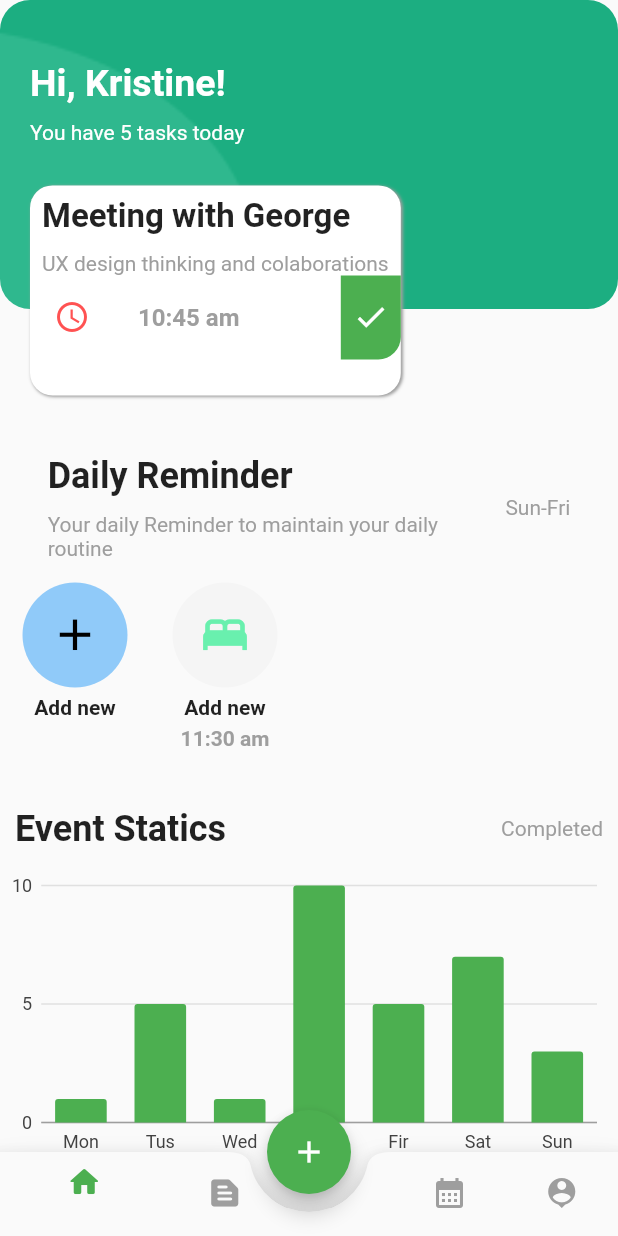
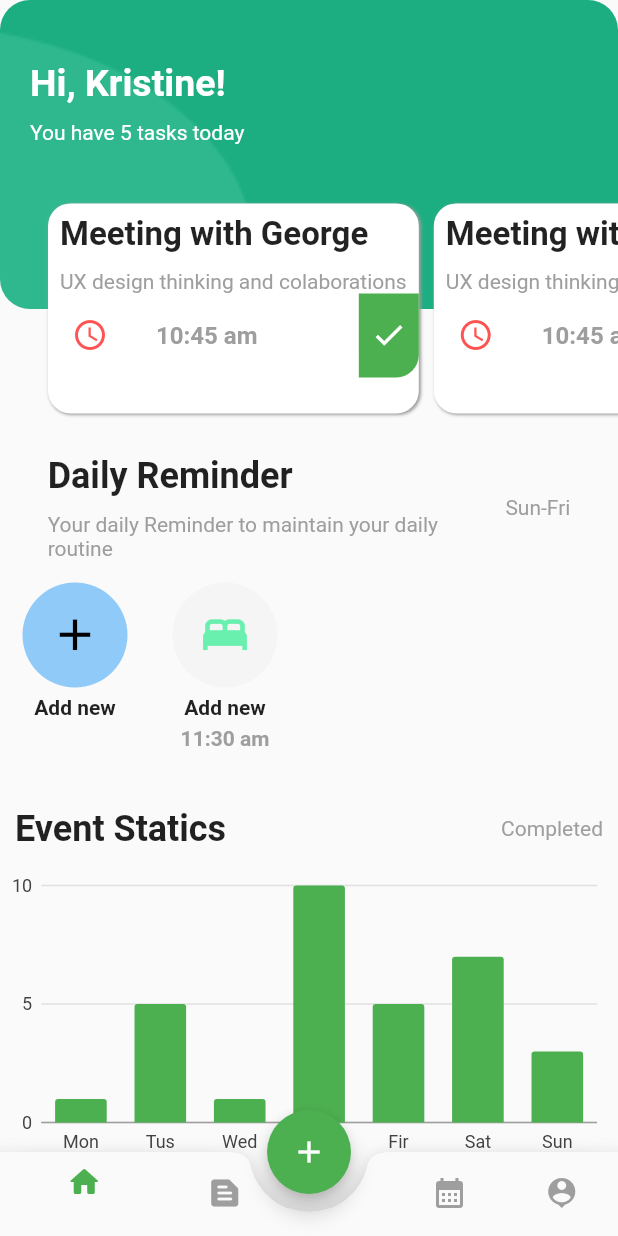
Before and after one commit to bininebro/flutter_reminder, a Flutter app: the Mainpage screen opened directly, on a phone screen of 412 x 824 dp. Run offline on Flutter 3.47's test engine with Material 2 defaults, Android fonts, the light colour scheme and no system bars; our stand-ins replace charts_flutter, get, shared_preferences; accounts and stored records are empty.

Commit message:
Widgets Created

```diff
--- a/lib/pages/day_reminder_page.dart
+++ b/lib/pages/day_reminder_page.dart
@@ -1,6 +1,6 @@
-import 'dart:math' as math;
+import 'package:flutter/material.dart';
 
-import 'package:flutter/material.dart';
+import '../widgets/reminder_widgets.dart';
 
 class DayReminder extends StatelessWidget {
   const DayReminder({Key? key}) : super(key: key);
@@ -27,53 +27,7 @@ class DayReminder extends StatelessWidget {
               ],
             ),
           ),
-          child: ListTile(
-            leading: Icon(
-              Icons.check_circle,
-              color: Colors.green,
-            ),
-            shape: RoundedRectangleBorder(
-              borderRadius: BorderRadius.circular(15.0),
-            ),
-            tileColor: Colors.grey.shade100,
-            contentPadding: EdgeInsets.all(8),
-            title: Column(
-              crossAxisAlignment: CrossAxisAlignment.start,
-              children: [
-                Text(
-                  'Book Tickets',
-                  style: TextStyle(fontWeight: FontWeight.bold, fontSize: 15),
-                ),
-                SizedBox(height: 6),
-                Text(
-                  'dfsfsd fsd ',
-                  style: TextStyle(
-                      color: Colors.grey, fontWeight: FontWeight.bold),
-                ),
-                SizedBox(height: 8),
-                Row(
-                  children: [
-                    Transform.rotate(
-                      angle: math.pi / -8,
-                      child: const Icon(Icons.send, size: 15),
-                    ),
-                    const SizedBox(width: 10),
-                    Text(
-                      'dfsfsd fsd ',
-                      style: TextStyle(
-                        color: Colors.grey,
-                      ),
-                    ),
-                  ],
-                )
-              ],
-            ),
-            trailing: Column(
-              crossAxisAlignment: CrossAxisAlignment.end,
-              mainAxisAlignment: MainAxisAlignment.spaceBetween,
-              children: [Text('09:15 am'), Icon(Icons.delete_forever_outlined)],
-            ),
-          ),
+          child: const ReminderWidget(),
         )
       ],
     );
--- a/lib/pages/main_page.dart
+++ b/lib/pages/main_page.dart
@@ -1,4 +1,5 @@
 import 'package:flutter/material.dart';
+import 'package:reminder_new/pages/my_reminders.dart';
 import 'package:reminder_new/pages/statics_page.dart';
 
 class Mainpage extends StatefulWidget {
@@ -9,10 +10,19 @@ class Mainpage extends StatefulWidget {
 }
 
 class _MainpageState extends State<Mainpage> {
+  var currentIndex = 0;
+  var pages = [
+    StaticsPage(),
+    MyReminders(),
+    StaticsPage(),
+    StaticsPage(),
+    StaticsPage(),
+  ];
+  Widget currentPage = StaticsPage();
   @override
   Widget build(BuildContext context) {
     return Scaffold(
-      body: const StaticsPage(),
+      body: currentPage,
       floatingActionButtonLocation:
           FloatingActionButtonLocation.miniCenterDocked,
       floatingActionButton: Padding(
@@ -29,7 +39,13 @@ class _MainpageState extends State<Mainpage> {
         shape: const CircularNotchedRectangle(),
         clipBehavior: Clip.antiAlias,
         child: BottomNavigationBar(
-          currentIndex: 0,
+          currentIndex: currentIndex,
+          onTap: (index) {
+            setState(() {
+              currentIndex = index;
+              currentPage = pages[index];
+            });
+          },
           backgroundColor: Colors.white,
           unselectedItemColor: Colors.grey,
           selectedItemColor: Colors.green,
--- a/lib/pages/my_reminders.dart
+++ b/lib/pages/my_reminders.dart
@@ -58,6 +58,5 @@ class _MyRemindersState extends State<MyReminders> {
         ),
       ),
     );
-    ;
   }
 }
--- a/lib/pages/statics_page.dart
+++ b/lib/pages/statics_page.dart
@@ -2,6 +2,7 @@ import 'package:charts_flutter/flutter.dart' as charts;
 import 'package:flutter/material.dart';
 
 import '../widgets/simple_bar_widgets.dart';
+import '../widgets/task_card.dart';
 
 class StaticsPage extends StatelessWidget {
   const StaticsPage({Key? key}) : super(key: key);
@@ -52,72 +53,16 @@ class StaticsPage extends StatelessWidget {
                   Positioned(
                     top: size.height * .15,
                     left: 20,
-                    child: Row(
-                      children: [
-                        Container(
-                          decoration: BoxDecoration(
-                            color: Colors.white,
-                            borderRadius: BorderRadius.circular(15),
-                            boxShadow: const [
-                              BoxShadow(
-                                  color: Colors.grey,
-                                  blurRadius: 1,
-                                  offset: Offset(1, 1))
-                            ],
-                          ),
-                          height: 140,
-                          width: size.width * .6,
-                          child: Padding(
-                            padding: const EdgeInsets.only(left: 8.0, top: 8.0),
-                            child: Column(
-                              crossAxisAlignment: CrossAxisAlignment.start,
-                              children: [
-                                const Text(
-                                  'Meeting with George',
-                                  style: TextStyle(
-                                      fontSize: 22,
-                                      fontWeight: FontWeight.bold),
-                                ),
-                                SizedBox(height: 10),
-                                const Text(
-                                  'UX design thinking and colaborations',
-                                  style: TextStyle(
-                                      color: Colors.grey, fontSize: 14),
-                                ),
-                                Padding(
-                                  padding: const EdgeInsets.only(left: 8.0),
-                                  child: ListTile(
-                                    contentPadding: const EdgeInsets.all(0.0),
-                                    leading: const Icon(
-                                      Icons.access_time,
-                                      color: Colors.redAccent,
-                                    ),
-                                    title: const Text(
-                                      '10:45 am',
-                                      style: TextStyle(
-                                          color: Colors.grey,
-                                          fontWeight: FontWeight.bold),
-                                    ),
-                                    trailing: Container(
-                                      decoration: const BoxDecoration(
-                                        color: Colors.green,
-                                        borderRadius: BorderRadius.only(
-                                            bottomRight: Radius.circular(15.0)),
-                                      ),
-                                      height: 90,
-                                      width: 40,
-                                      child: const Icon(
-                                        Icons.check,
-                                        color: Colors.white,
-                                      ),
-                                    ),
-                                  ),
-                                )
-                              ],
-                            ),
-                          ),
-                        ),
-                      ],
+                    child: SingleChildScrollView(
+                      scrollDirection: Axis.horizontal,
+                      padding: const EdgeInsets.all(12),
+                      child: Row(
+                        children: const [
+                          TaskCard(),
+                          SizedBox(width: 10),
+                          TaskCard(),
+                        ],
+                      ),
                     ),
                   ),
                 ],
@@ -254,6 +199,7 @@ class StaticsPage extends StatelessWidget {
       charts.Series<WeekReminders, String>(
         id: 'Sales',
         colorFn: (_, __) => charts.MaterialPalette.green.shadeDefault,
+        areaColorFn: (_, __) => charts.MaterialPalette.red.shadeDefault,
         domainFn: (WeekReminders week, _) => week.days,
         measureFn: (WeekReminders week, _) => week.tasks,
         data: data,
--- /dev/null
+++ b/lib/widgets/reminder_widgets.dart
@@ -0,0 +1,57 @@
+import 'dart:math' as math;
+
+import 'package:flutter/material.dart';
+
+class ReminderWidget extends StatelessWidget {
+  const ReminderWidget({Key? key}) : super(key: key);
+
+  @override
+  Widget build(BuildContext context) {
+    return ListTile(
+      leading: Icon(
+        Icons.check_circle,
+        color: Colors.green,
+      ),
+      shape: RoundedRectangleBorder(
+        borderRadius: BorderRadius.circular(15.0),
+      ),
+      tileColor: Colors.grey.shade100,
+      contentPadding: EdgeInsets.all(8),
+      title: Column(
+        crossAxisAlignment: CrossAxisAlignment.start,
+        children: [
+          Text(
+            'Book Tickets',
+            style: TextStyle(fontWeight: FontWeight.bold, fontSize: 15),
+          ),
+          SizedBox(height: 6),
+          Text(
+            'dfsfsd fsd ',
+            style: TextStyle(color: Colors.grey, fontWeight: FontWeight.bold),
+          ),
+          SizedBox(height: 8),
+          Row(
+            children: [
+              Transform.rotate(
+                angle: math.pi / -8,
+                child: const Icon(Icons.send, size: 15),
+              ),
+              const SizedBox(width: 10),
+              Text(
+                'dfsfsd fsd ',
+                style: TextStyle(
+                  color: Colors.grey,
+                ),
+              ),
+            ],
+          )
+        ],
+      ),
+      trailing: Column(
+        crossAxisAlignment: CrossAxisAlignment.end,
+        mainAxisAlignment: MainAxisAlignment.spaceBetween,
+        children: [Text('09:15 am'), Icon(Icons.delete_forever_outlined)],
+      ),
+    );
+  }
+}
--- /dev/null
+++ b/lib/widgets/task_card.dart
@@ -0,0 +1,66 @@
+import 'package:flutter/material.dart';
+
+class TaskCard extends StatelessWidget {
+  const TaskCard({Key? key}) : super(key: key);
+
+  @override
+  Widget build(BuildContext context) {
+    var size = MediaQuery.of(context).size;
+    return Container(
+      decoration: BoxDecoration(
+        color: Colors.white,
+        borderRadius: BorderRadius.circular(15),
+        boxShadow: const [
+          BoxShadow(color: Colors.grey, blurRadius: 1, offset: Offset(1, 1))
+        ],
+      ),
+      height: 140,
+      width: size.width * .6,
+      child: Padding(
+        padding: const EdgeInsets.only(left: 8.0, top: 8.0),
+        child: Column(
+          crossAxisAlignment: CrossAxisAlignment.start,
+          children: [
+            const Text(
+              'Meeting with George',
+              style: TextStyle(fontSize: 22, fontWeight: FontWeight.bold),
+            ),
+            SizedBox(height: 10),
+            const Text(
+              'UX design thinking and colaborations',
+              style: TextStyle(color: Colors.grey, fontSize: 14),
+            ),
+            Padding(
+              padding: const EdgeInsets.only(left: 8.0),
+              child: ListTile(
+                contentPadding: const EdgeInsets.all(0.0),
+                leading: const Icon(
+                  Icons.access_time,
+                  color: Colors.redAccent,
+                ),
+                title: const Text(
+                  '10:45 am',
+                  style: TextStyle(
+                      color: Colors.grey, fontWeight: FontWeight.bold),
+                ),
+                trailing: Container(
+                  decoration: const BoxDecoration(
+                    color: Colors.green,
+                    borderRadius:
+                        BorderRadius.only(bottomRight: Radius.circular(15.0)),
+                  ),
+                  height: 90,
+                  width: 40,
+                  child: const Icon(
+                    Icons.check,
+                    color: Colors.white,
+                  ),
+                ),
+              ),
+            )
+          ],
+        ),
+      ),
+    );
+  }
+}
```
Also changed, not shown: pubspec.lock.
